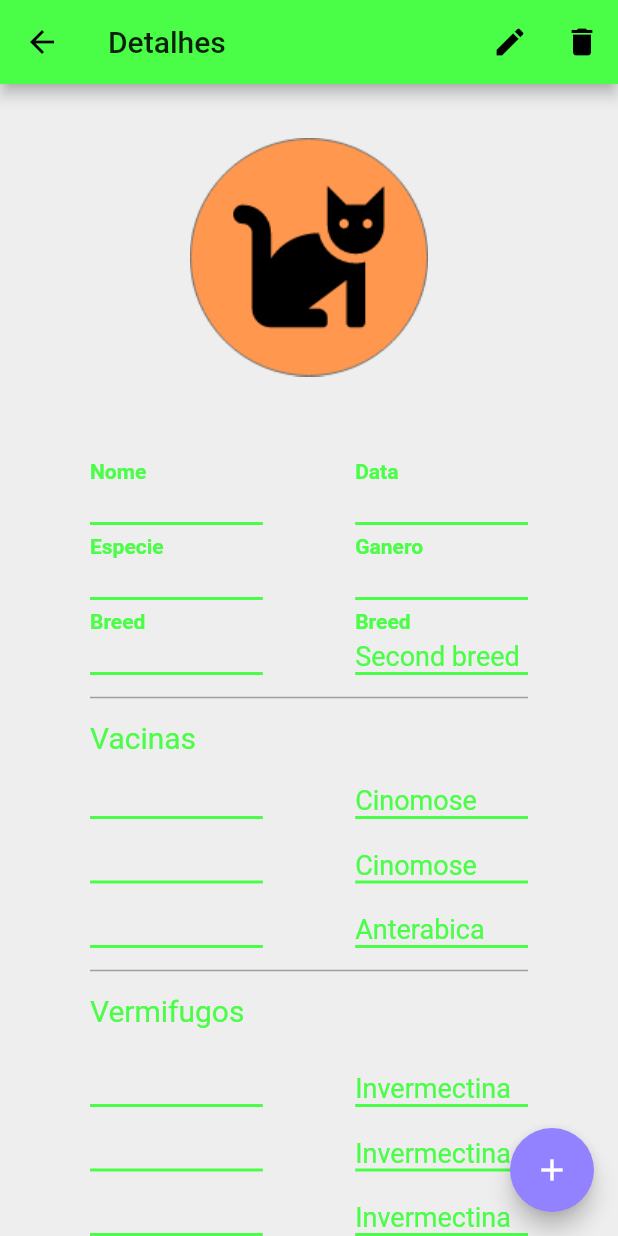
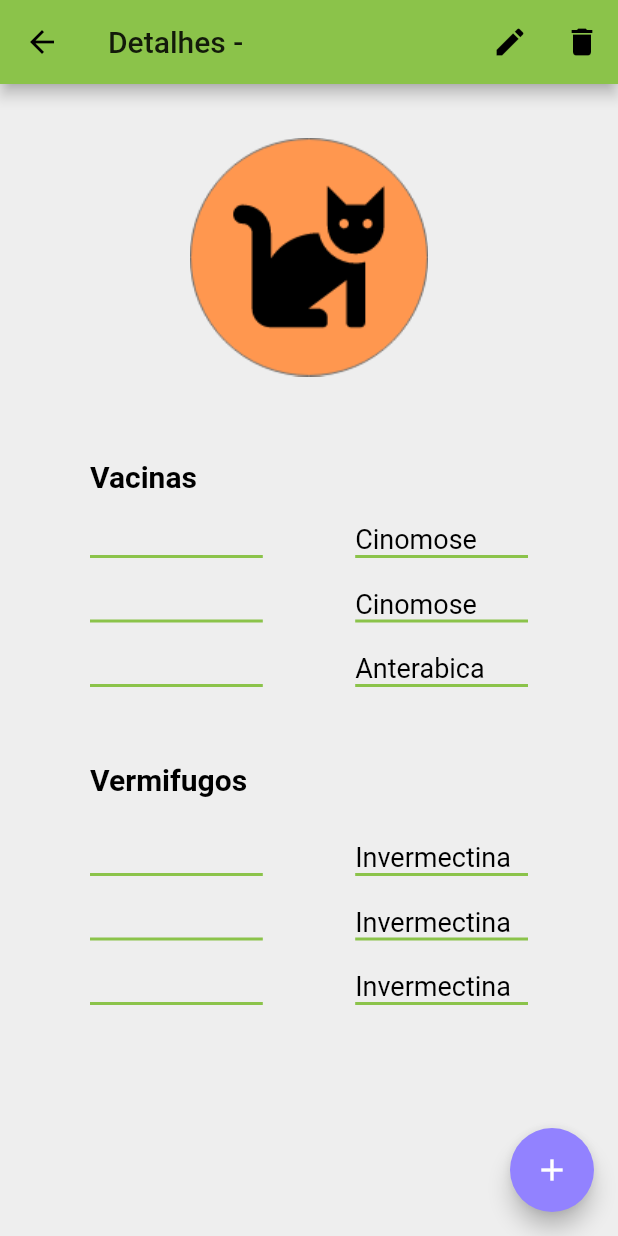
Before and after one commit to EduardoLima03/followpet, a Flutter app: the DetailsPage screen opened directly with empty values, on a phone screen of 412 x 824 dp. Run offline on Flutter 3.47's test engine with Material 2 defaults, Android fonts, the phone set to English and light mode, and no system bars; our stand-ins replace sqflite; accounts and stored records are empty.

Commit message:
screen maintenance details

```diff
--- a/lib/main.dart
+++ b/lib/main.dart
@@ -19,13 +19,20 @@ class MyApp extends StatelessWidget {
         primaryColor: primary,
         accentColor: fourth,
         backgroundColor: gray50,
+        dividerColor: primary,
         cardTheme: CardTheme(shadowColor: gray50),
-        textTheme: TextTheme(bodyText2: TextStyle(color: primary)),
+        textTheme: TextTheme(
+            bodyText1: TextStyle(color: Colors.black),
+            bodyText2: TextStyle(color: primary)),
       ),
       darkTheme: ThemeData(
         brightness: Brightness.dark,
         accentColor: second,
-        textTheme: TextTheme(bodyText2: TextStyle(color: second)),
+        dividerColor: primary,
+        textTheme: TextTheme(
+          bodyText1: TextStyle(color: Colors.white),
+          bodyText2: TextStyle(color: second),
+        ),
       ),
       initialRoute: '/',
       routes: {
--- a/lib/utils/colors.dart
+++ b/lib/utils/colors.dart
@@ -1,6 +1,6 @@
 import 'package:flutter/material.dart';
 
-Color primary = const Color(0xff4AFD47);
+Color primary = const Color(0xff8bc34a);
 Color second = const Color(0xffFF974F);
 Color third = const Color(0xffB36F40);
 Color fourth = const Color(0xff9282FF);
--- a/lib/views/pages/details_page.dart
+++ b/lib/views/pages/details_page.dart
@@ -18,22 +18,14 @@ class _DetailsPageState extends State<DetailsPage> {
   final _detailsKey = GlobalKey<FormState>();
 
   @override
-  initState() {
-    _durationAlert().then((value){
-      _actionBar(title: 'pesquisa', url: "dsfsdfsdfsfs", context: _detailsKey.currentState.context);
-    });
-
-  }
-
-  @override
   Widget build(BuildContext context) {
     final PetModel _petInfo = ModalRoute.of(context).settings.arguments;
 
     return Scaffold(
       key: _detailsKey,
-      backgroundColor:  Theme.of(context).backgroundColor,
+      backgroundColor: Theme.of(context).backgroundColor,
       appBar: AppBar(
-        title: Text(titlePageDetails),
+        title: Text(titlePageDetails+ ' - ' + _petInfo.NamePet),
         actions: [
           IconButton(
               icon: Icon(Icons.edit),
@@ -92,7 +84,7 @@ class _DetailsPageState extends State<DetailsPage> {
         SizedBox(
           height: 55,
         ),
-        FieldWidgets(
+        /*FieldWidgets(
           label1: 'Nome',
           value1: pet.NamePet,
           label2: 'Data',
@@ -125,11 +117,14 @@ class _DetailsPageState extends State<DetailsPage> {
             color: Colors.grey,
             thickness: 1,
           ),
-        ),
+        ),*/
         // start section vaccine
         Text(
           'Vacinas',
-          style: TextStyle(fontSize: 20),
+          style: TextStyle(
+              fontSize: 20,
+              color: Theme.of(context).textTheme.bodyText1.color,
+              fontWeight: FontWeight.bold),
         ),
         SizedBox(height: 20),
         FieldWidgets(
@@ -151,16 +146,10 @@ class _DetailsPageState extends State<DetailsPage> {
         ),
         // end section vaccine
         //start section vermifuge
-        Container(
-          child: Divider(
-            height: 30,
-            color: Colors.grey,
-            thickness: 1,
-          ),
-        ),
+        SizedBox(height: 50,),
         Text(
           'Vermifugos',
-          style: TextStyle(fontSize: 20),
+          style: TextStyle(fontSize: 20, fontWeight: FontWeight.bold, color: Theme.of(context).textTheme.bodyText1.color),
         ),
         SizedBox(height: 30),
         FieldWidgets(
@@ -586,7 +575,7 @@ class _DetailsPageState extends State<DetailsPage> {
   }
   //fim do ShowDialog
 
-  Future _durationAlert() async {
+ /* Future _durationAlert() async {
     await Future.delayed(Duration(milliseconds: 3000), () {});
-  }
+  }*/
 }
--- a/lib/views/widgets/card_widgets.dart
+++ b/lib/views/widgets/card_widgets.dart
@@ -1,6 +1,5 @@
 import 'package:flutter/material.dart';
 import 'package:followpet_alfa/model/pet_model.dart';
-import 'package:followpet_alfa/utils/colors.dart';
 import 'package:followpet_alfa/utils/images.dart';
 
 // ignore: must_be_immutable
--- a/lib/views/widgets/field_widgets.dart
+++ b/lib/views/widgets/field_widgets.dart
@@ -1,5 +1,5 @@
 import 'package:flutter/material.dart';
-
+import 'package:followpet_alfa/utils/colors.dart';
 
 class FieldWidgets extends StatelessWidget {
   String value1;
@@ -27,7 +27,7 @@ class FieldWidgets extends StatelessWidget {
                   this.label1,
                   style: TextStyle(
                       fontSize: this.sized - 4,
-                      color: Theme.of(context).primaryColor,
+                      color: Theme.of(context).textTheme.bodyText1.color,
                       fontWeight: FontWeight.bold),
                 ),
                 SizedBox(
@@ -37,6 +37,7 @@ class FieldWidgets extends StatelessWidget {
                   this.value1,
                   style: TextStyle(
                     fontSize: sized,
+                    color: Theme.of(context).textTheme.bodyText1.color,
                   ),
                 ),
               ],
@@ -44,7 +45,7 @@ class FieldWidgets extends StatelessWidget {
             decoration: BoxDecoration(
               border: Border(
                 bottom: BorderSide(
-                  color: Theme.of(context).primaryColor,
+                  color: primary,
                   width: 2,
                 ),
               ),
@@ -69,6 +70,7 @@ class FieldWidgets extends StatelessWidget {
                 Text(
                   this.value2,
                   style: TextStyle(
+                    color: Colors.white38,
                     fontSize: sized,
                   ),
                 ),
@@ -77,7 +79,7 @@ class FieldWidgets extends StatelessWidget {
             decoration: BoxDecoration(
               border: Border(
                 bottom: BorderSide(
-                  color: Theme.of(context).primaryColor,
+                  color: Colors.white,
                   width: 2,
                 ),
               ),
@@ -93,12 +95,14 @@ class FieldWidgets extends StatelessWidget {
             width: sized * 6.4,
             child: Text(
               value1,
-              style: TextStyle(fontSize: sized),
+              style: TextStyle(
+                  fontSize: sized,
+                  color: Theme.of(context).textTheme.bodyText1.color),
             ),
             decoration: BoxDecoration(
               border: Border(
                 bottom:
-                BorderSide(color: Theme.of(context).primaryColor, width: 2),
+                    BorderSide(color: Theme.of(context).dividerColor, width: 2),
               ),
             ),
           ),
@@ -106,12 +110,11 @@ class FieldWidgets extends StatelessWidget {
             width: sized * 6.4,
             child: Text(
               value2,
-              style: TextStyle(fontSize: sized),
+              style: TextStyle(fontSize: sized, color: Theme.of(context).textTheme.bodyText1.color),
             ),
             decoration: BoxDecoration(
               border: Border(
-                bottom:
-                BorderSide(color: Theme.of(context).primaryColor, width: 2),
+                bottom: BorderSide(color: Theme.of(context).dividerColor, width: 2),
               ),
             ),
           ),
```
